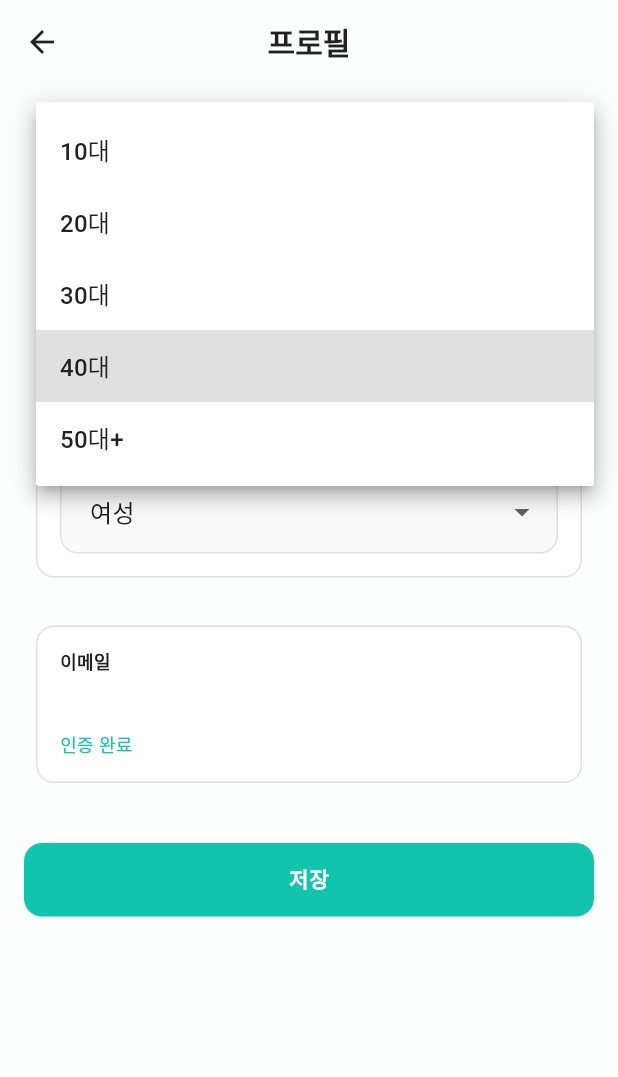
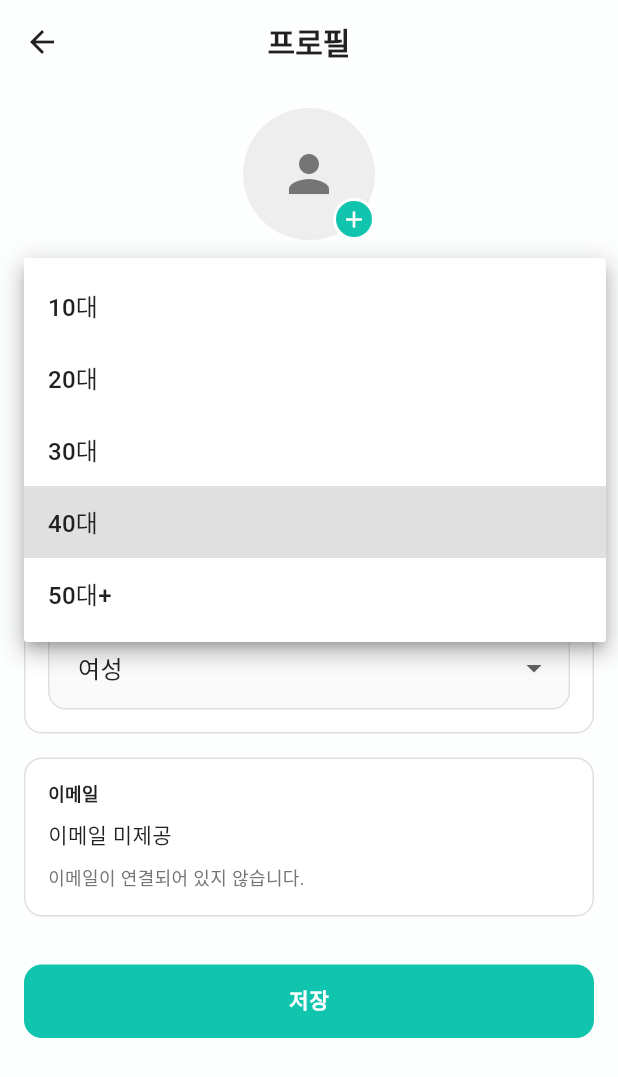
Before and after one commit to mikoesnim0/namgusarang, a Flutter app: the ProfileSettingsScreen screen opened by its route, after a tap on "40대", on a phone screen of 412 x 824 dp. Shown: the top 1077 px of the screen. Run offline on Flutter 3.47's test engine with Material 3 defaults, Android fonts, the phone set to English and light mode, and no system bars; our stand-ins replace cloud_firestore, cloud_functions, firebase_auth, firebase_core, flutter_riverpod, flutter_svg and 5 more; missing offline and left inert: kakao_flutter_sdk_user; accounts and stored records are empty; Roboto replaces fonts that are missing (Pretendard); project files that could hold a hidden picture were left out.

Commit message:
docs+ui: add Brandia work order and align My/Profile copy
- Add documents/planning/brandia_ui_work_order.md (acceptance criteria + asset checklist)

- Settings/Profile: match Brandia layout closer (header provider label, no icons), add profile avatar placeholder

- Copy: '개인 정보' -> '내 정보 보기'; remove default placeholder email

- pubspec: include assets/icons and assets/images directories

```diff
--- a/lib/features/settings/settings_model.dart
+++ b/lib/features/settings/settings_model.dart
@@ -81,7 +81,7 @@ class AppSettings {
     return const AppSettings(
       profile: ProfileSettings(
         nickname: '닉네임',
-        email: 'abcd@gmail.com',
+        email: '',
         ageRange: AgeRange.forties,
         gender: Gender.female,
       ),
--- a/lib/screens/profile/personal_info_screen.dart
+++ b/lib/screens/profile/personal_info_screen.dart
@@ -16,7 +16,7 @@ class PersonalInfoScreen extends ConsumerWidget {
     final stats = ref.watch(personalStatsProvider);
 
     return Scaffold(
-      appBar: AppBar(title: const Text('개인 정보')),
+      appBar: AppBar(title: const Text('내 정보 보기')),
       body: SingleChildScrollView(
         padding: AppTheme.screenPadding,
         child: AppCard(
--- a/lib/screens/profile/profile_screen.dart
+++ b/lib/screens/profile/profile_screen.dart
@@ -77,7 +77,7 @@ class ProfileScreen extends ConsumerWidget {
                   ListTile(
                     contentPadding: EdgeInsets.zero,
                     leading: const Icon(Icons.assignment_ind_outlined),
-                    title: Text('개인 정보', style: AppTypography.bodyLarge),
+                    title: Text('내 정보 보기', style: AppTypography.bodyLarge),
                     trailing: const Icon(Icons.chevron_right),
                     onTap: () => context.push('/my/info'),
                   ),
--- a/lib/screens/settings/profile_settings_screen.dart
+++ b/lib/screens/settings/profile_settings_screen.dart
@@ -140,6 +140,7 @@ class _ProfileSettingsScreenState extends ConsumerState<ProfileSettingsScreen> {
                   ? (userDoc?['email'] as String)
                   : p.email);
           final emailVerified = authUser?.emailVerified ?? false;
+          final hasEmail = email.trim().isNotEmpty;
           return SingleChildScrollView(
             padding: AppTheme.screenPadding,
             child: Form(
@@ -147,8 +148,55 @@ class _ProfileSettingsScreenState extends ConsumerState<ProfileSettingsScreen> {
               child: Column(
                 crossAxisAlignment: CrossAxisAlignment.stretch,
                 children: [
+                  Center(
+                    child: Stack(
+                      children: [
+                        const CircleAvatar(
+                          radius: 44,
+                          backgroundColor: AppColors.gray200,
+                          child: Icon(
+                            Icons.person,
+                            size: 40,
+                            color: AppColors.textSecondary,
+                          ),
+                        ),
+                        Positioned(
+                          right: 0,
+                          bottom: 0,
+                          child: InkWell(
+                            borderRadius:
+                                BorderRadius.circular(AppSpacing.radiusFull),
+                            onTap: () {
+                              ScaffoldMessenger.of(context).showSnackBar(
+                                const SnackBar(
+                                  content: Text('프로필 사진 업로드는 추후 제공됩니다.'),
+                                ),
+                              );
+                            },
+                            child: Container(
+                              width: 28,
+                              height: 28,
+                              decoration: BoxDecoration(
+                                color: AppColors.primary500,
+                                shape: BoxShape.circle,
+                                border:
+                                    Border.all(color: Colors.white, width: 2),
+                              ),
+                              child: const Icon(
+                                Icons.add,
+                                size: 18,
+                                color: Colors.white,
+                              ),
+                            ),
+                          ),
+                        ),
+                      ],
+                    ),
+                  ),
+                  const SizedBox(height: AppSpacing.paddingLG),
                   AppCard(
                     padding: const EdgeInsets.all(AppSpacing.paddingMD),
+                    margin: EdgeInsets.zero,
                     child: Column(
                       children: [
                         AppInput(
@@ -194,16 +242,18 @@ class _ProfileSettingsScreenState extends ConsumerState<ProfileSettingsScreen> {
                   const SizedBox(height: AppSpacing.paddingMD),
                   AppCard(
                     padding: const EdgeInsets.all(AppSpacing.paddingMD),
+                    margin: EdgeInsets.zero,
                     child: Column(
                       crossAxisAlignment: CrossAxisAlignment.stretch,
                       children: [
                         Text('이메일', style: AppTypography.labelMedium),
                         const SizedBox(height: AppSpacing.paddingSM),
                         Text(
-                          email,
+                          hasEmail ? email : '이메일 미제공',
                           style: AppTypography.bodyMedium,
                         ),
                         const SizedBox(height: AppSpacing.paddingSM),
+                        if (hasEmail)
                           Row(
                             children: [
                               Expanded(
@@ -229,8 +279,9 @@ class _ProfileSettingsScreenState extends ConsumerState<ProfileSettingsScreen> {
                                     if (mounted) {
                                       ScaffoldMessenger.of(context).showSnackBar(
                                         const SnackBar(
-                                        content:
-                                            Text('인증 메일을 보냈습니다. 메일함을 확인해주세요.'),
+                                          content: Text(
+                                            '인증 메일을 보냈습니다. 메일함을 확인해주세요.',
+                                          ),
                                         ),
                                       );
                                     }
@@ -238,6 +289,13 @@ class _ProfileSettingsScreenState extends ConsumerState<ProfileSettingsScreen> {
                                   child: const Text('인증 메일 보내기'),
                                 ),
                             ],
+                          )
+                        else
+                          Text(
+                            '이메일이 연결되어 있지 않습니다.',
+                            style: AppTypography.bodySmall.copyWith(
+                              color: AppColors.textSecondary,
+                            ),
                           ),
                       ],
                     ),
--- a/lib/screens/settings/settings_screen.dart
+++ b/lib/screens/settings/settings_screen.dart
@@ -13,6 +13,21 @@ import '../../theme/app_colors.dart';
 
 class SettingsScreen extends ConsumerWidget {
   const SettingsScreen({super.key});
+
+  String _authProviderLabel(dynamic authUser) {
+    try {
+      final providers = (authUser?.providerData as List?)?.cast<dynamic>() ?? [];
+      final ids = providers.map((p) => p.providerId?.toString()).whereType<String>();
+      if (ids.contains('google.com')) return '구글로그인';
+      if (ids.contains('apple.com')) return '애플로그인';
+      if (ids.contains('password')) return '이메일';
+      // Kakao via custom token can vary by setup (custom/oidc/etc). Keep a safe fallback.
+      if (ids.any((id) => id.contains('kakao'))) return '카카오로그인';
+    } catch (_) {
+      // ignore
+    }
+    return '로그인';
+  }
 
   @override
   Widget build(BuildContext context, WidgetRef ref) {
@@ -47,17 +62,44 @@ class SettingsScreen extends ConsumerWidget {
             (userDoc?['email'] as String?)?.trim().isNotEmpty == true
                 ? (userDoc?['email'] as String)
                 : (authEmail?.isNotEmpty == true ? authEmail! : settings.profile.email);
+        final providerLabel = _authProviderLabel(authUser);
 
-        return ListTile(
-          contentPadding: EdgeInsets.zero,
-          leading: const CircleAvatar(
-            backgroundColor: AppColors.primary100,
-            child: Icon(Icons.person, color: AppColors.primary700),
+        return InkWell(
+          borderRadius: BorderRadius.circular(AppSpacing.radiusMD),
+          onTap: () => context.push('/my/info'),
+          child: Row(
+            children: [
+              const CircleAvatar(
+                backgroundColor: AppColors.gray200,
+                child: Icon(Icons.person, color: AppColors.textSecondary),
+              ),
+              const SizedBox(width: 12),
+              Expanded(
+                child: Column(
+                  crossAxisAlignment: CrossAxisAlignment.start,
+                  children: [
+                    Text(nickname, style: AppTypography.bodyLarge),
+                    const SizedBox(height: 2),
+                    Text(
+                      email.trim().isEmpty ? '이메일 미제공' : email,
+                      maxLines: 1,
+                      overflow: TextOverflow.ellipsis,
+                      style: AppTypography.bodySmall.copyWith(
+                        color: AppColors.textSecondary,
+                      ),
+                    ),
+                  ],
+                ),
+              ),
+              const SizedBox(width: 12),
+              Text(
+                providerLabel,
+                style: AppTypography.bodySmall.copyWith(
+                  color: AppColors.textSecondary,
+                ),
+              ),
+            ],
           ),
-          title: Text(nickname, style: AppTypography.bodyLarge),
-          subtitle: Text(email, style: AppTypography.bodySmall),
-          trailing: const Icon(Icons.chevron_right),
-          onTap: () => context.push('/my/profile'),
         );
       },
     );
@@ -83,6 +125,7 @@ class SettingsScreen extends ConsumerWidget {
           children: [
             AppCard(
               padding: const EdgeInsets.all(AppSpacing.paddingMD),
+              margin: EdgeInsets.zero,
               child: header,
             ),
             const SizedBox(height: AppSpacing.paddingXL),
@@ -90,16 +133,15 @@ class SettingsScreen extends ConsumerWidget {
             const SizedBox(height: AppSpacing.paddingSM),
             AppCard(
               padding: const EdgeInsets.all(AppSpacing.paddingMD),
+              margin: EdgeInsets.zero,
               child: Column(
                 children: [
                   _SettingsTile(
-                    icon: Icons.assignment_ind_outlined,
                     title: '프로필',
                     onTap: () => context.push('/my/profile'),
                   ),
                   const Divider(height: 1),
                   _SettingsTile(
-                    icon: Icons.notifications_outlined,
                     title: '알림',
                     onTap: () => context.push('/my/notifications'),
                   ),
@@ -111,10 +153,10 @@ class SettingsScreen extends ConsumerWidget {
             const SizedBox(height: AppSpacing.paddingSM),
             AppCard(
               padding: const EdgeInsets.all(AppSpacing.paddingMD),
+              margin: EdgeInsets.zero,
               child: Column(
                 children: [
                   _SettingsTile(
-                    icon: Icons.description_outlined,
                     title: '서비스 이용 약관',
                     onTap: () {
                       ScaffoldMessenger.of(context).showSnackBar(
@@ -124,7 +166,6 @@ class SettingsScreen extends ConsumerWidget {
                   ),
                   const Divider(height: 1),
                   _SettingsTile(
-                    icon: Icons.privacy_tip_outlined,
                     title: '개인정보 처리 방침',
                     onTap: () {
                       ScaffoldMessenger.of(context).showSnackBar(
@@ -134,7 +175,6 @@ class SettingsScreen extends ConsumerWidget {
                   ),
                   const Divider(height: 1),
                   _SettingsTile(
-                    icon: Icons.support_agent_outlined,
                     title: '문의 하기',
                     onTap: () {
                       ScaffoldMessenger.of(context).showSnackBar(
@@ -144,7 +184,6 @@ class SettingsScreen extends ConsumerWidget {
                   ),
                   const Divider(height: 1),
                   _SettingsTile(
-                    icon: Icons.person_remove_outlined,
                     title: '탈퇴 하기',
                     onTap: () {
                       ScaffoldMessenger.of(context).showSnackBar(
@@ -161,6 +200,7 @@ class SettingsScreen extends ConsumerWidget {
             // 로그아웃 row (screenshot-like)
             AppCard(
               padding: EdgeInsets.zero,
+              margin: EdgeInsets.zero,
               child: InkWell(
                 onTap: () async {
                   final ok = await showDialog<bool>(
@@ -212,12 +252,10 @@ class SettingsScreen extends ConsumerWidget {
 
 class _SettingsTile extends StatelessWidget {
   const _SettingsTile({
-    required this.icon,
     required this.title,
     required this.onTap,
   });
 
-  final IconData icon;
   final String title;
   final VoidCallback onTap;
 
@@ -225,7 +263,6 @@ class _SettingsTile extends StatelessWidget {
   Widget build(BuildContext context) {
     return ListTile(
       contentPadding: EdgeInsets.zero,
-      leading: Icon(icon),
       title: Text(title, style: AppTypography.bodyLarge),
       trailing: const Icon(Icons.chevron_right),
       onTap: onTap,
--- a/pubspec.yaml
+++ b/pubspec.yaml
@@ -86,7 +86,8 @@ flutter:
 
   # To add assets to your application, add an assets section, like this:
   assets:
-    - assets/icons/google_g.svg
+    - assets/icons/
+    - assets/images/
   fonts:
     - family: Pretendard
       fonts:
```
Also changed, not shown: 1 other file. Lines whose indentation alone changed are shown as unchanged.
